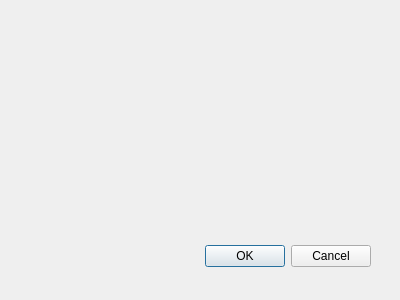
First picture: the form in ndvi_dialog_base.ui, repository Krumons/ndvi, before the edit.
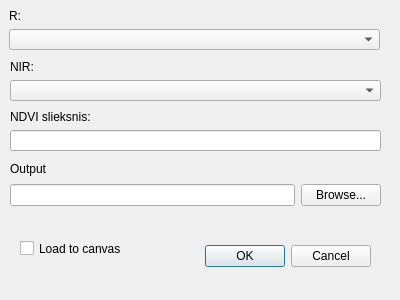
Second picture: the form after the edit.

```diff
--- a/ndvi_dialog_base.ui
+++ b/ndvi_dialog_base.ui
@@ -28,6 +28,118 @@
     <set>QDialogButtonBox::Cancel|QDialogButtonBox::Ok</set>
    </property>
   </widget>
+  <widget class="QWidget" name="verticalLayoutWidget">
+   <property name="geometry">
+    <rect>
+     <x>9</x>
+     <y>9</y>
+     <width>371</width>
+     <height>41</height>
+    </rect>
+   </property>
+   <layout class="QVBoxLayout" name="verticalLayout_2">
+    <item>
+     <widget class="QLabel" name="label">
+      <property name="text">
+       <string>R:</string>
+      </property>
+     </widget>
+    </item>
+    <item>
+     <widget class="QComboBox" name="R_combo_box"/>
+    </item>
+   </layout>
+  </widget>
+  <widget class="QWidget" name="verticalLayoutWidget_2">
+   <property name="geometry">
+    <rect>
+     <x>10</x>
+     <y>60</y>
+     <width>371</width>
+     <height>41</height>
+    </rect>
+   </property>
+   <layout class="QVBoxLayout" name="verticalLayout_3">
+    <item>
+     <widget class="QLabel" name="label_2">
+      <property name="text">
+       <string>NIR:</string>
+      </property>
+     </widget>
+    </item>
+    <item>
+     <widget class="QComboBox" name="NIR_combo_box"/>
+    </item>
+   </layout>
+  </widget>
+  <widget class="QWidget" name="verticalLayoutWidget_3">
+   <property name="geometry">
+    <rect>
+     <x>10</x>
+     <y>110</y>
+     <width>371</width>
+     <height>41</height>
+    </rect>
+   </property>
+   <layout class="QVBoxLayout" name="verticalLayout_4">
+    <item>
+     <widget class="QLabel" name="label_3">
+      <property name="text">
+       <string>NDVI slieksnis:</string>
+      </property>
+     </widget>
+    </item>
+    <item>
+     <widget class="QLineEdit" name="ndvi_text_box"/>
+    </item>
+   </layout>
+  </widget>
+  <widget class="QCheckBox" name="load_to_canvas">
+   <property name="geometry">
+    <rect>
+     <x>20</x>
+     <y>240</y>
+     <width>111</width>
+     <height>17</height>
+    </rect>
+   </property>
+   <property name="text">
+    <string>Load to canvas</string>
+   </property>
+  </widget>
+  <widget class="QWidget" name="verticalLayoutWidget_4">
+   <property name="geometry">
+    <rect>
+     <x>10</x>
+     <y>160</y>
+     <width>371</width>
+     <height>46</height>
+    </rect>
+   </property>
+   <layout class="QVBoxLayout" name="verticalLayout_5">
+    <item>
+     <widget class="QLabel" name="label_4">
+      <property name="text">
+       <string>Output</string>
+      </property>
+     </widget>
+    </item>
+    <item>
+     <layout class="QHBoxLayout" name="horizontalLayout">
+      <item>
+       <widget class="QLineEdit" name="output_file_text_box"/>
+      </item>
+      <item>
+       <widget class="QPushButton" name="browse_button">
+        <property name="text">
+         <string>Browse...</string>
+        </property>
+       </widget>
+      </item>
+     </layout>
+    </item>
+   </layout>
+  </widget>
  </widget>
  <resources/>
  <connections>
```
Left out of the diff: 41 changed lines with no effect on the pictures.
